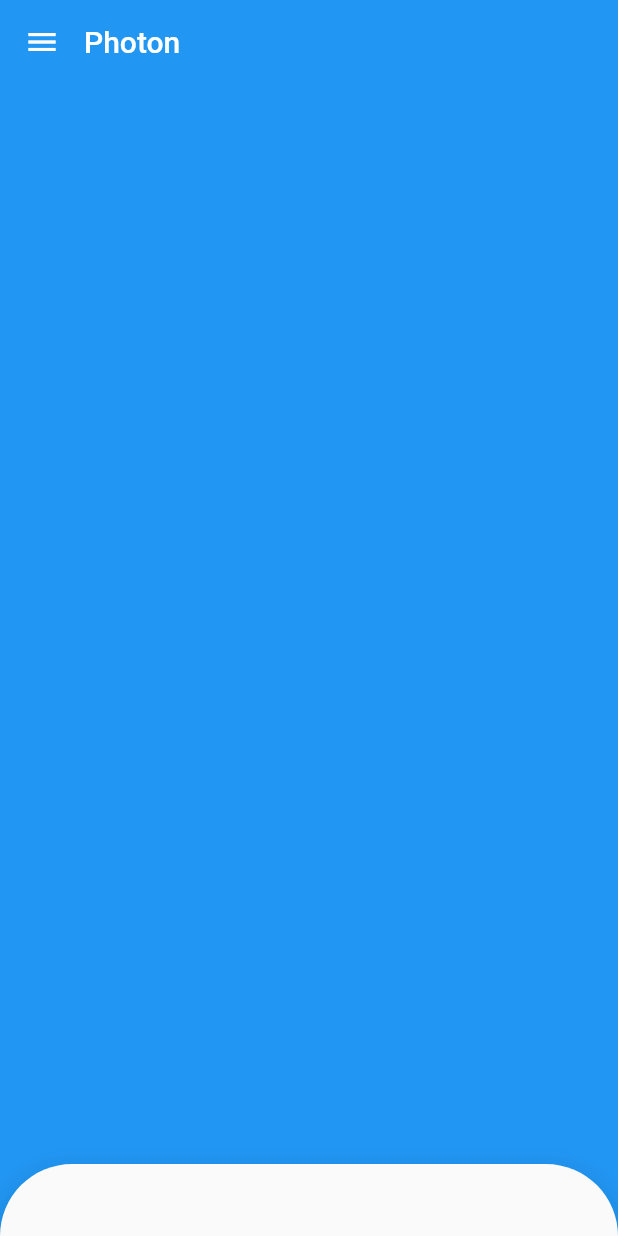
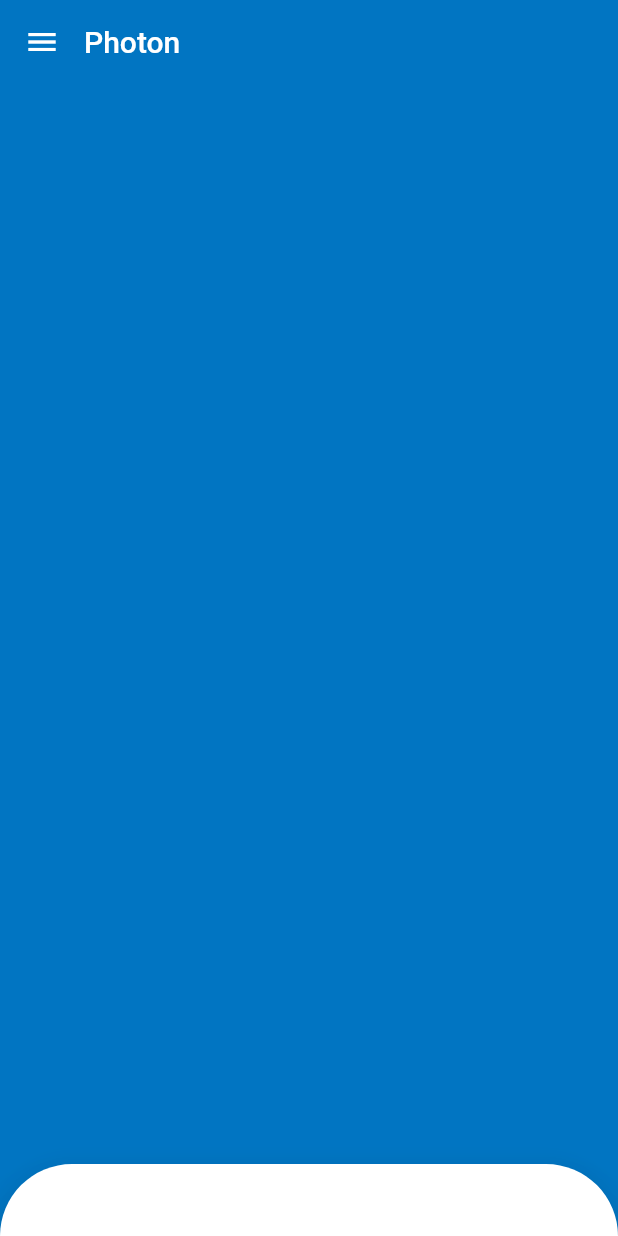
Before and after one commit to Darshan-AS/photon, a Flutter app: the screen it shows after launch, after a tap on the "menu" icon, on a phone screen of 412 x 824 dp. Run offline on Flutter 3.47's test engine with Material 2 defaults, Android fonts, the phone set to English and light mode, and no system bars.

Commit message:
Add support for light and dark theme

```diff
--- a/lib/main.dart
+++ b/lib/main.dart
@@ -1,5 +1,7 @@
 import 'package:flutter/material.dart';
 import 'package:photon/screens/home/home.dart';
+import 'package:photon/themes/dark_theme.dart';
+import 'package:photon/themes/light_theme.dart';
 
 void main() => runApp(Photon());
 
@@ -8,6 +10,8 @@ class Photon extends StatelessWidget {
   Widget build(BuildContext context) {
     return MaterialApp(
       home: Home(),
+      theme: lightTheme,
+      darkTheme: darkTheme,
     );
   }
 }
--- /dev/null
+++ b/lib/themes/dark_theme.dart
@@ -0,0 +1,44 @@
+import 'package:flutter/material.dart';
+
+final ThemeData darkTheme = _buildDarkTheme();
+
+TextTheme _buildTextTheme(TextTheme base) {
+  return base.copyWith(
+    title: base.title.copyWith(
+      fontFamily: 'GoogleSans',
+    ),
+  );
+}
+
+ThemeData _buildDarkTheme() {
+  const Color primaryColor = Color(0xFF0175c2);
+  const Color secondaryColor = Color(0xFF13B9FD);
+  final ColorScheme colorScheme = const ColorScheme.dark().copyWith(
+    primary: primaryColor,
+    secondary: secondaryColor,
+  );
+  final ThemeData base = ThemeData(
+    brightness: Brightness.dark,
+    accentColorBrightness: Brightness.dark,
+    primaryColor: primaryColor,
+    primaryColorDark: const Color(0xFF0050a0),
+    primaryColorLight: secondaryColor,
+    buttonColor: primaryColor,
+    indicatorColor: Colors.white,
+    toggleableActiveColor: const Color(0xFF6997DF),
+    accentColor: secondaryColor,
+    canvasColor: const Color(0xFF202124),
+    scaffoldBackgroundColor: const Color(0xFF202124),
+    backgroundColor: const Color(0xFF202124),
+    errorColor: const Color(0xFFB00020),
+    buttonTheme: ButtonThemeData(
+      colorScheme: colorScheme,
+      textTheme: ButtonTextTheme.primary,
+    ),
+  );
+  return base.copyWith(
+    textTheme: _buildTextTheme(base.textTheme),
+    primaryTextTheme: _buildTextTheme(base.primaryTextTheme),
+    accentTextTheme: _buildTextTheme(base.accentTextTheme),
+  );
+}
--- /dev/null
+++ b/lib/themes/light_theme.dart
@@ -0,0 +1,37 @@
+import 'package:flutter/material.dart';
+
+final ThemeData lightTheme = _buildLightTheme();
+
+TextTheme _buildTextTheme(TextTheme base) {
+  return base.copyWith().apply(fontFamily: 'GoogleSans');
+}
+
+ThemeData _buildLightTheme() {
+  final ThemeData base = ThemeData.light();
+
+  const Color primaryColor = Color(0xFF0175c2);
+  const Color secondaryColor = Color(0xFF13B9FD);
+
+  return base.copyWith(
+    brightness: Brightness.light,
+    accentColorBrightness: Brightness.dark,
+    primaryColor: primaryColor,
+    buttonColor: primaryColor,
+    indicatorColor: Colors.white,
+    toggleableActiveColor: const Color(0xFF1E88E5),
+    splashColor: Colors.white24,
+    cardColor: Colors.white,
+    textSelectionColor: primaryColor,
+    splashFactory: InkRipple.splashFactory,
+    accentColor: secondaryColor,
+    canvasColor: Colors.white,
+    scaffoldBackgroundColor: Colors.white,
+    backgroundColor: Colors.white,
+    errorColor: const Color(0xFFB00020),
+    buttonTheme: ButtonThemeData(textTheme: ButtonTextTheme.primary),
+    textTheme: _buildTextTheme(base.textTheme),
+    primaryTextTheme: _buildTextTheme(base.primaryTextTheme),
+    accentTextTheme: _buildTextTheme(base.accentTextTheme),
+    primaryIconTheme: base.iconTheme.copyWith(color: secondaryColor),
+  );
+}
```
